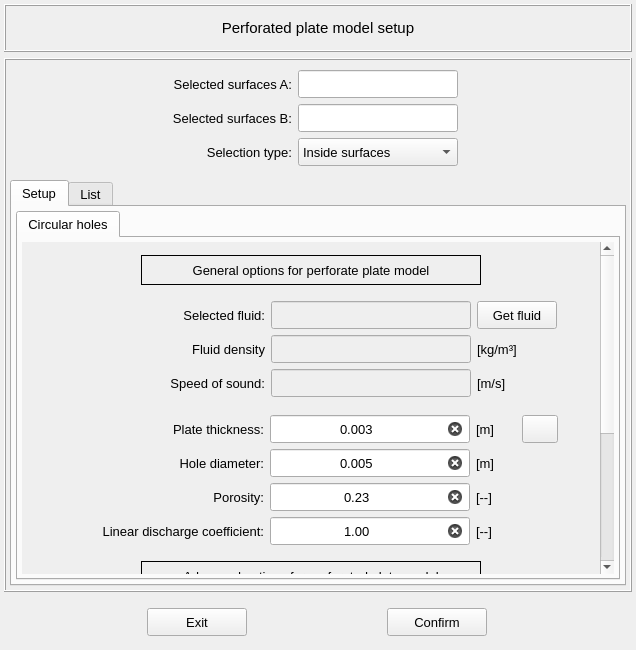
The window that vibra/interface/data/ui_files/model/setup/acoustic/perforated_plate_model_inputs.ui (MOPT-UFSC/VIBRA) describes before a commit, drawn with Qt 5.
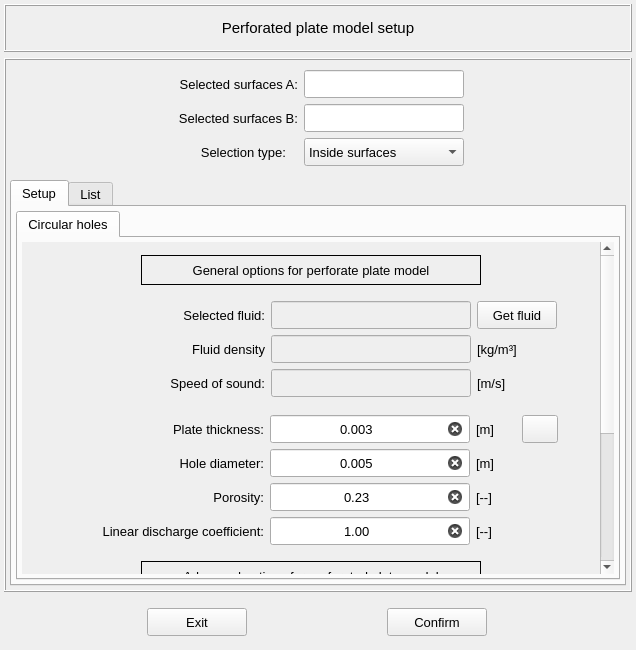
The same window after the commit. Icons and pictures are not drawn.

Commit message: Minor adjustments to the boundary conditions interface

```diff
--- a/vibra/interface/data/ui_files/model/setup/acoustic/perforated_plate_model_inputs.ui
+++ b/vibra/interface/data/ui_files/model/setup/acoustic/perforated_plate_model_inputs.ui
@@ -255,13 +255,13 @@
           <widget class="QLabel" name="label_selection_A">
            <property name="minimumSize">
             <size>
-             <width>100</width>
+             <width>132</width>
              <height>28</height>
             </size>
            </property>
            <property name="maximumSize">
             <size>
-             <width>120</width>
+             <width>132</width>
              <height>28</height>
             </size>
            </property>
@@ -288,13 +288,13 @@
           <widget class="QLabel" name="label_selection_B">
            <property name="minimumSize">
             <size>
-             <width>100</width>
+             <width>132</width>
              <height>28</height>
             </size>
            </property>
            <property name="maximumSize">
             <size>
-             <width>120</width>
+             <width>132</width>
              <height>28</height>
             </size>
            </property>
```
Left out of the diff: 10 changed lines with no effect on the pictures. The commit also changes 7 other files.
